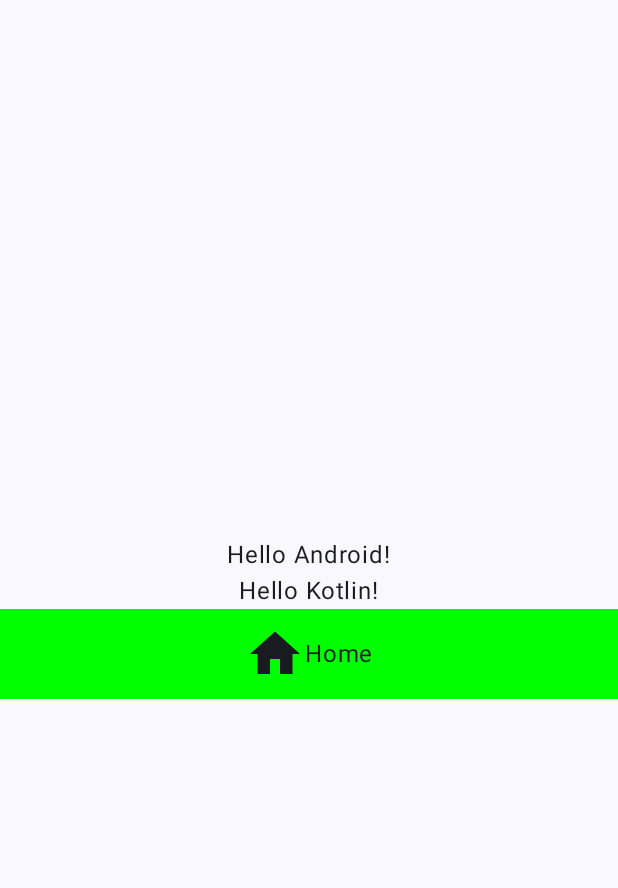
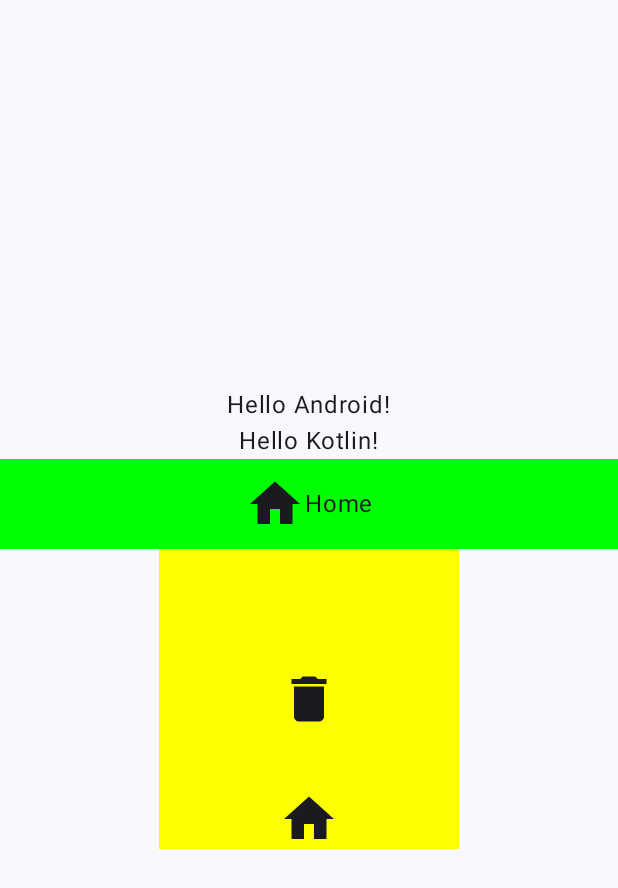
Before and after one commit to Jinwook-Song/kotlin_playground, an Android app built with Jetpack Compose: the screen it shows after launch (MainActivity), on a phone screen of 412 x 824 dp. Shown: the top 888 px of the screen. Run offline under Robolectric (Android 15) with nearby library versions, the phone set to English and light mode, and no system bars.

Commit message:
style(layout): Box

```diff
--- a/LayoutComposables/app/src/main/java/com/example/layoutcomposables/MainActivity.kt
+++ b/LayoutComposables/app/src/main/java/com/example/layoutcomposables/MainActivity.kt
@@ -6,6 +6,7 @@ import androidx.activity.compose.setContent
 import androidx.activity.enableEdgeToEdge
 import androidx.compose.foundation.background
 import androidx.compose.foundation.layout.Arrangement
+import androidx.compose.foundation.layout.Box
 import androidx.compose.foundation.layout.Column
 import androidx.compose.foundation.layout.Row
 import androidx.compose.foundation.layout.fillMaxSize
@@ -13,6 +14,7 @@ import androidx.compose.foundation.layout.fillMaxWidth
 import androidx.compose.foundation.layout.padding
 import androidx.compose.foundation.layout.size
 import androidx.compose.material.icons.Icons
+import androidx.compose.material.icons.filled.Delete
 import androidx.compose.material.icons.filled.Home
 import androidx.compose.material3.Icon
 import androidx.compose.material3.Scaffold
@@ -79,6 +81,23 @@ fun Greeting(name: String, modifier: Modifier = Modifier) {
                 text = "Home"
             )
         }
+        Box(
+            modifier = modifier
+                .background(Color.Yellow)
+                .size(200.dp),
+            contentAlignment = Alignment.BottomCenter
+        ) {
+            Icon(
+                Icons.Default.Home,
+                contentDescription = null,
+                modifier = modifier.size(40.dp)
+            )
+            Icon(
+                Icons.Default.Delete,
+                contentDescription = null,
+                modifier = modifier.size(40.dp).align(Alignment.Center)
+            )
+        }
     }
 }
 
```
